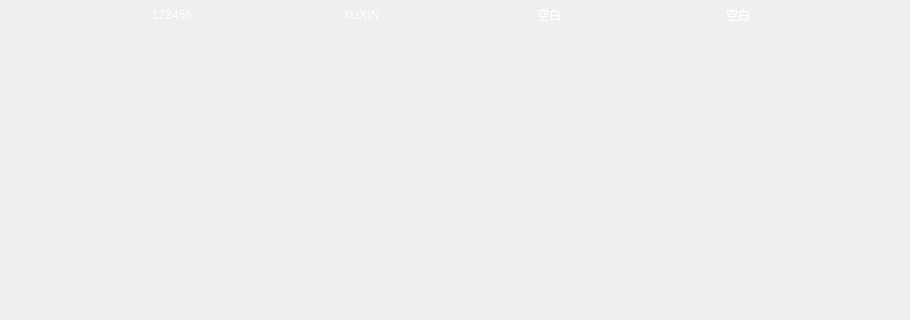
This is 7in_pm/management.ui in gwd492552396/Gwd as Qt 5 draws it before an edit; both pictures show x 122 to 1032 and y 368 to 688 of the 1154 by 688 pixel window. The edited form follows.
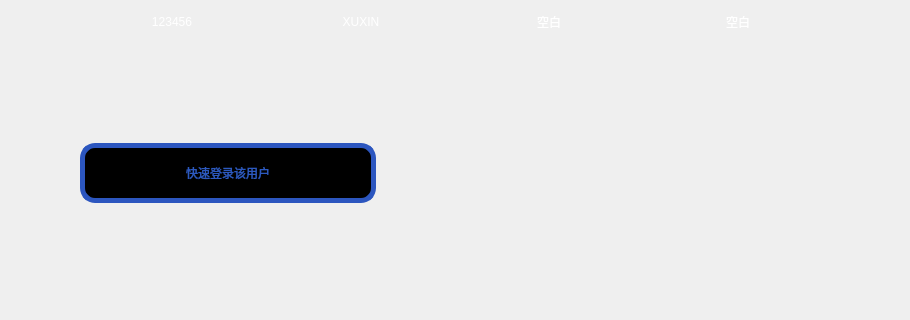
This is the edited form. Icons and pictures are not drawn.

The edit to the form file:
```diff
--- a/7in_pm/management.ui
+++ b/7in_pm/management.ui
@@ -20,7 +20,7 @@
    <string>Form</string>
   </property>
   <layout class="QGridLayout" name="gridLayout_2">
-   <item row="3" column="4">
+   <item row="4" column="4">
     <widget class="QPushButton" name="btn_back">
      <property name="minimumSize">
       <size>
@@ -612,20 +612,23 @@
      </item>
     </layout>
    </item>
-   <item row="4" column="1">
+   <item row="6" column="1">
     <spacer name="verticalSpacer_4">
      <property name="orientation">
       <enum>Qt::Vertical</enum>
      </property>
+     <property name="sizeType">
+      <enum>QSizePolicy::Fixed</enum>
+     </property>
      <property name="sizeHint" stdset="0">
       <size>
        <width>20</width>
-       <height>40</height>
+       <height>20</height>
       </size>
      </property>
     </spacer>
    </item>
-   <item row="3" column="2">
+   <item row="4" column="2">
     <widget class="QPushButton" name="btn_del">
      <property name="minimumSize">
       <size>
@@ -661,7 +664,7 @@
      </property>
     </spacer>
    </item>
-   <item row="3" column="3">
+   <item row="4" column="3">
     <spacer name="horizontalSpacer_6">
      <property name="orientation">
       <enum>Qt::Horizontal</enum>
@@ -674,7 +677,7 @@
      </property>
     </spacer>
    </item>
-   <item row="3" column="1">
+   <item row="4" column="1">
     <widget class="QPushButton" name="btn_add">
      <property name="minimumSize">
       <size>
@@ -710,7 +713,7 @@
      </property>
     </spacer>
    </item>
-   <item row="3" column="5">
+   <item row="4" column="5">
     <spacer name="horizontalSpacer_7">
      <property name="orientation">
       <enum>Qt::Horizontal</enum>
@@ -723,7 +726,7 @@
      </property>
     </spacer>
    </item>
-   <item row="3" column="0">
+   <item row="4" column="0">
     <spacer name="horizontalSpacer_8">
      <property name="orientation">
       <enum>Qt::Horizontal</enum>
@@ -736,6 +739,30 @@
      </property>
     </spacer>
    </item>
+   <item row="3" column="1" colspan="2">
+    <widget class="QPushButton" name="btn_fast_login">
+     <property name="minimumSize">
+      <size>
+       <width>0</width>
+       <height>60</height>
+      </size>
+     </property>
+     <property name="styleSheet">
+      <string notr="true">border:5px solid rgb(44,86,191);
+    border-top-left-radius:15px;
+    border-top-right-radius:15px;
+    border-bottom-left-radius:15px;
+    border-bottom-right-radius:15px;
+font: 25pt &quot;Microsoft YaHei UI&quot;;
+color:rgb(44, 89, 191);
+background-color:rgb(0,0,0)
+</string>
+     </property>
+     <property name="text">
+      <string>快速登录该用户</string>
+     </property>
+    </widget>
+   </item>
   </layout>
   <zorder>btn_back</zorder>
   <zorder>btn_add</zorder>
```
Left out of the diff: 1 changed line with no effect on the pictures.
